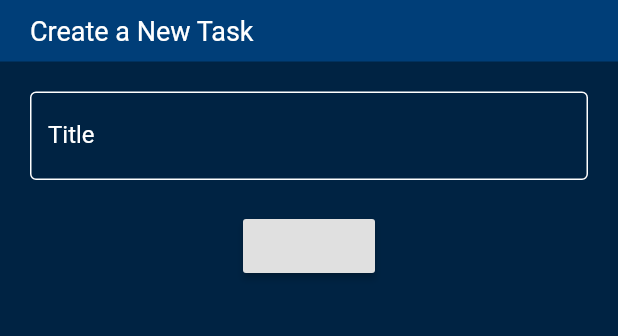
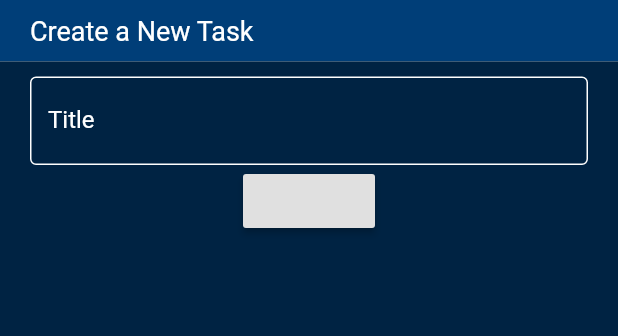
Before and after one commit to originalmattrandall/TaskManager, a Flutter app: the screen it shows after launch, on a phone screen of 412 x 824 dp, the part 84-420 px from its top. Run offline on Flutter 3.47's test engine with Material 2 defaults, Android fonts, the phone set to English and light mode, and no system bars; our stand-ins replace rxdart, sqflite; accounts and stored records are empty.

Commit message:
setup of a form to create tasks

```diff
--- a/task_manager/lib/main.dart
+++ b/task_manager/lib/main.dart
@@ -1,6 +1,7 @@
 import 'package:flutter/material.dart';
 import 'package:task_manager/ui/screens/createtask/create_task.dart';
 import 'package:task_manager/ui/screens/home/home_list.dart';
+import 'package:task_manager/ui/widgets/task/task_create_form.dart';
 
 void main() => runApp(MyApp());
 
--- a/task_manager/lib/ui/screens/createtask/create_task.dart
+++ b/task_manager/lib/ui/screens/createtask/create_task.dart
@@ -1,7 +1,7 @@
 import 'package:flutter/material.dart';
 import 'package:task_manager/ui/widgets/general/search_bar.dart';
 import 'package:task_manager/ui/widgets/general/mainmenu/menu_drawer.dart';
-import 'package:task_manager/ui/widgets/task/task_input_field.dart';
+import 'package:task_manager/ui/widgets/task/task_create_form.dart';
 
 class CreateTask extends StatefulWidget {
   CreateTask({Key key}) : super(key: key);
@@ -12,9 +12,6 @@ class CreateTask extends StatefulWidget {
 class _CreateTaskState extends State<CreateTask> {
   @override
   Widget build(BuildContext context) {
-
-    final _text = TextEditingController();
-
     return SafeArea(
       child: Scaffold(
         appBar: AppBar(
@@ -37,21 +34,7 @@ class _CreateTaskState extends State<CreateTask> {
                   ),
                 )
               ),
-              Padding(
-                padding: EdgeInsets.fromLTRB(20, 20, 20, 20),
-                child: TaskInputField(
-                  controller: _text
-                ),
-              ),
-              RaisedButton( // Will become the submit button
-                onPressed: (){
-                  setState(() {
-                    // Make call to add task to DB here
-                    // Then return to home_list
-                    _text.text.isEmpty ? print("empty") : print(_text.value);
-                  });
-                },
-              ),
+              TaskCreateForm(),
             ],
           ),
         ),
--- /dev/null
+++ b/task_manager/lib/ui/widgets/task/task_create_form.dart
@@ -0,0 +1,71 @@
+
+import 'package:flutter/material.dart';
+
+class TaskCreateForm extends StatefulWidget {
+  TaskCreateForm({Key key}) : super(key: key);
+
+  _TaskCreateFormState createState() => _TaskCreateFormState();
+}
+
+class _TaskCreateFormState extends State<TaskCreateForm> {
+
+  final _formKey = GlobalKey<FormState>();
+
+  final _titleController = TextEditingController();
+  final _descriptionController = TextEditingController();
+
+  OutlineInputBorder inputBorder = const OutlineInputBorder(
+        borderSide: BorderSide(color: Colors.white)
+      );
+
+
+  @override
+  Widget build(BuildContext context) {
+    return Material(
+      child: Container(
+        color: Theme.of(context).primaryColor,
+        child: Padding(
+          padding: EdgeInsets.fromLTRB(20, 10, 20, 10),
+          child: Form(
+            key: _formKey,
+            child: Column(
+              children: [
+                TextFormField(
+                  controller: _titleController,
+                  style: TextStyle(
+                    color: Colors.white,
+                    decoration: TextDecoration.none
+                  ),
+                  decoration: InputDecoration(
+                    labelStyle: TextStyle(color: Colors.white),
+                    hintStyle: TextStyle(color: Colors.white24),
+                    labelText: "Title",
+                    hintText: "Title of the Task",
+                    enabledBorder: inputBorder,
+                    focusedBorder: inputBorder,
+                    errorBorder: inputBorder,
+                    focusedErrorBorder: inputBorder
+                  ),
+                  validator: (value) {
+                    if (value.isEmpty) {
+                      return "Please enter a title";
+                    }
+                    return null;
+                  },
+                ),
+                // Another textfield for description
+                RaisedButton(
+                  onPressed: () {
+                    if(_formKey.currentState.validate()){
+                      print(_titleController.text);
+                    }
+                  },
+                ),
+              ],
+            ),
+          ),
+        ),
+      )
+    );
+  }
+}
--- a/task_manager/lib/ui/widgets/task/task_input_field.dart
+++ /dev/null
@@ -1,35 +0,0 @@
-import 'package:flutter/material.dart';
-
-class TaskInputField extends StatefulWidget {
-
-  final TextEditingController controller;
-
-  TaskInputField({Key key, this.controller}) : super(key: key);
-
-  _TaskInputFieldState createState() => _TaskInputFieldState();
-}
-
-class _TaskInputFieldState extends State<TaskInputField> {
-  @override
-  Widget build(BuildContext context) {
-    OutlineInputBorder inputBorder = const OutlineInputBorder(
-      borderSide: BorderSide(color: Colors.white)
-    );
-
-    return TextField(
-      style: TextStyle(
-        color: Colors.white,
-        decoration: TextDecoration.none
-      ),
-      controller: widget.controller,
-      decoration: InputDecoration(
-        labelStyle: TextStyle(color: Colors.white),
-        hintStyle: TextStyle(color: Colors.white24),
-        labelText: "Title",
-        hintText: "Title of the Task",
-        enabledBorder: inputBorder,
-        focusedBorder: inputBorder
-      ),
-    );
-  }
-}
```
